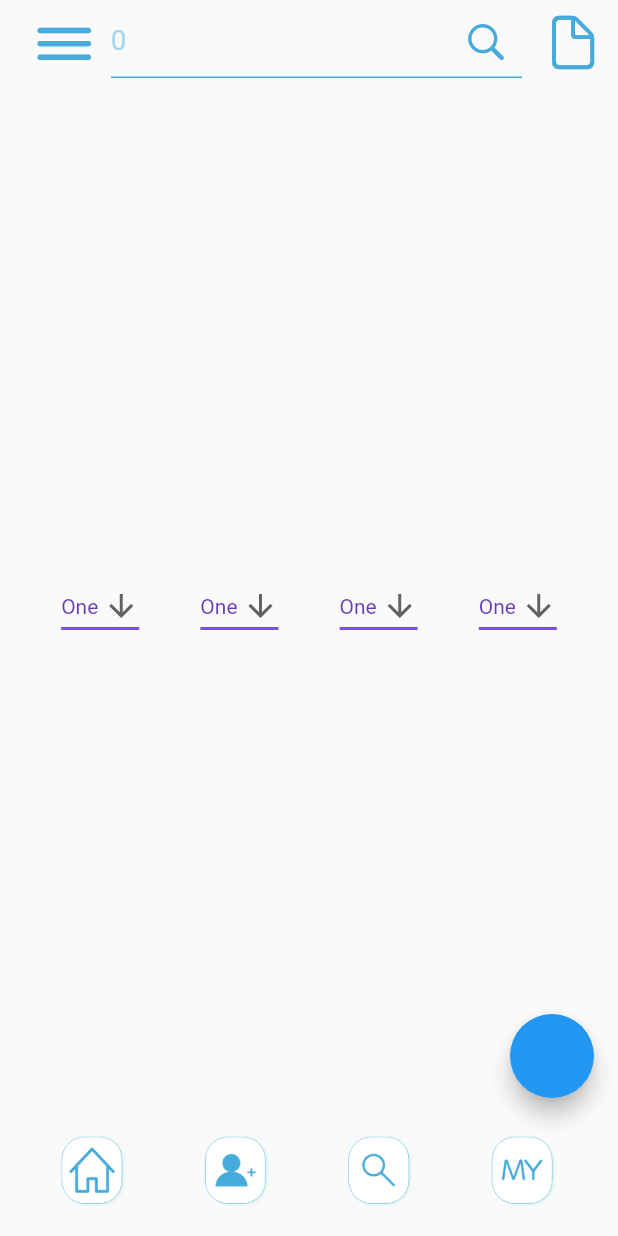
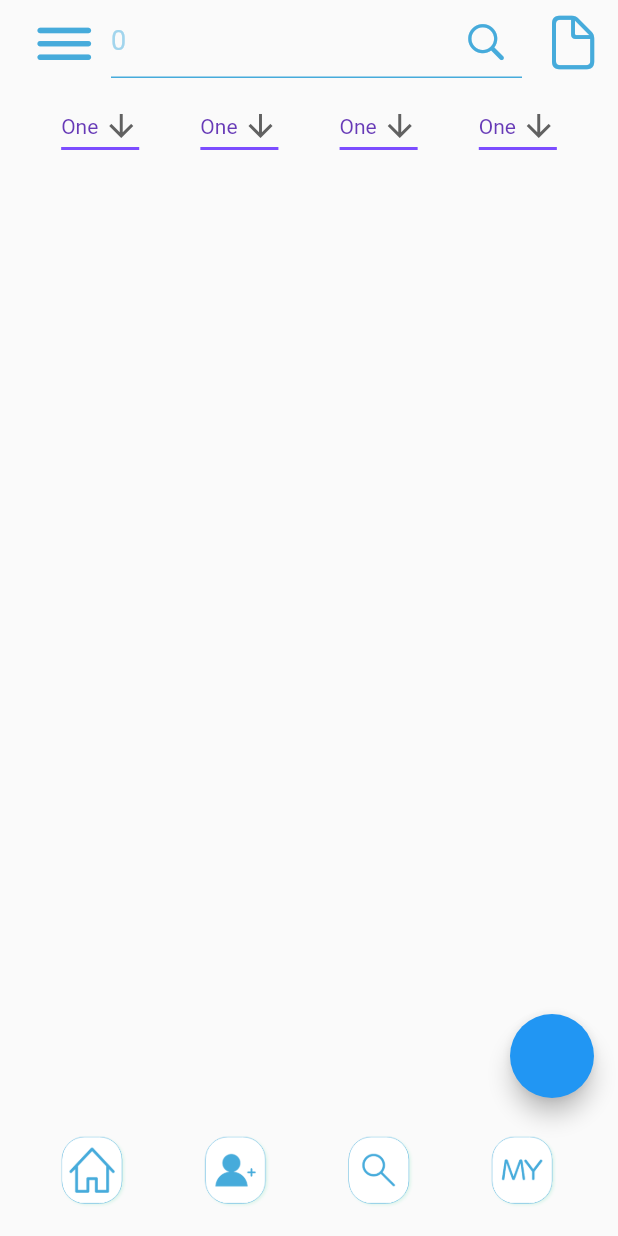
Before and after one commit to eruns001/networking, a Flutter app: the screen it shows after launch, on a phone screen of 412 x 824 dp. Run offline on Flutter 3.47's test engine with Material 2 defaults, Android fonts, the phone set to English and light mode, and no system bars; our stand-ins replace firebase_auth, firebase_storage, image_picker; accounts and stored records are empty.

Commit message:
main.dart 정렬 start

```diff
--- a/lib/main.dart
+++ b/lib/main.dart
@@ -144,10 +144,10 @@ class _MyHomePageState extends State<MyHomePage> {
       body: IndexedStack(
         index: _currentIndex,
         children: <Widget>[
-          Center(
+          Container(
             child: SingleChildScrollView(
               child: Column(
-                mainAxisAlignment: MainAxisAlignment.center,
+                mainAxisAlignment: MainAxisAlignment.start,
                 children: <Widget>[
                   Row(
                     mainAxisAlignment: MainAxisAlignment.spaceEvenly,
@@ -262,12 +262,13 @@ class _MyHomePageState extends State<MyHomePage> {
         child: Row(
           mainAxisAlignment: MainAxisAlignment.spaceEvenly,
           children: [
+            //btn_home
             IconButton(
               iconSize: 50,
               color: const Color(0xff46abdb),
               icon: new Image.asset('images/search_btn_home.png'),
               onPressed: (){
-                _currentIndex = 1;
+                _currentIndex = 0;
                 setState(() {});
               },
             ),
```
